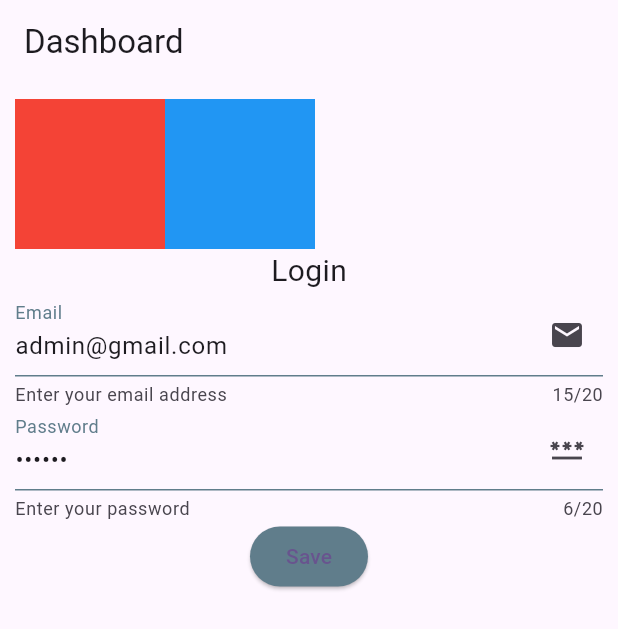
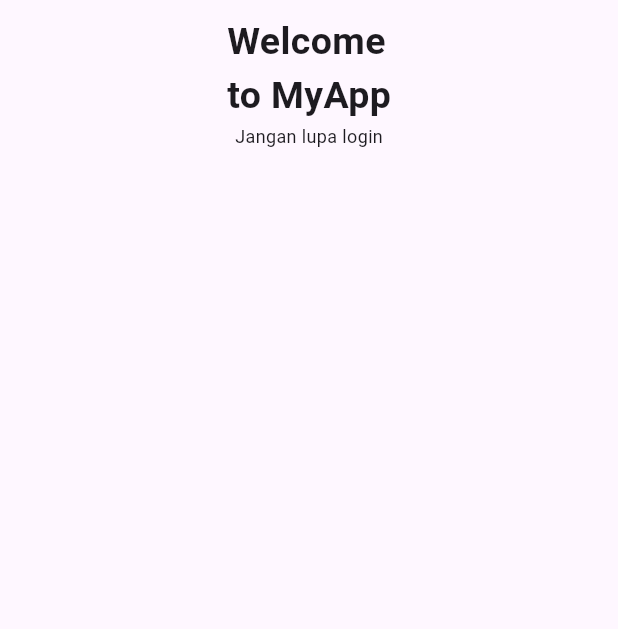
Before and after one commit to Avrians/S05_MobileProgramming, a Flutter app: the screen it shows after launch, on a phone screen of 412 x 824 dp. Shown: the top 629 px of the screen. Run offline on Flutter 3.47's test engine with Material 2 defaults, Android fonts, the phone set to English and light mode, and no system bars.

Commit message:
[Av][update 14.17

```diff
--- a/config.json
+++ b/config.json
@@ -1,5 +1,8 @@
 {
-    "modules": [],
+    "modules": [
+        "login",
+        "dashboard"
+    ],
     "module_directory_name": "module",
     "experimental_mode": false,
     "learning_mode": false,
--- a/lib/basic_widget/button_widget.dart
+++ b/lib/basic_widget/button_widget.dart
@@ -22,8 +22,10 @@
                   backgroundColor: Color.fromARGB(255, 255, 255, 255),
                 ),
                 onPressed: () {},
-                child: Text("Tombol Pertama",
-                style: TextStyle(),),
+                child: Text(
+                  "Tombol Pertama",
+                  style: TextStyle(),
+                ),
               ),
             ],
           ),
--- a/lib/basic_widget/scaffold_widget.dart
+++ b/lib/basic_widget/scaffold_widget.dart
@@ -49,7 +49,6 @@
                 height: 200.0,
                 fit: BoxFit.cover,
               ),
-
             ],
           ),
         ),
--- a/lib/main.dart
+++ b/lib/main.dart
@@ -1,8 +1,9 @@
+import 'package:mp_week4/core.dart';
 import 'package:flutter/material.dart';
 // import 'basic_widget/button_widget.dart';
 // import 'basic_widget/scaffold_widget.dart';
-import 'basic_form/grid_widget.dart';
-import 'basic_form/row_widget.dart';
+// import 'basic_form/grid_widget.dart';
+// import 'basic_form/row_widget.dart';
 
 void main() {
   runApp(const MyApp());
@@ -16,12 +17,13 @@
   Widget build(BuildContext context) {
     return MaterialApp(
       debugShowCheckedModeBanner: false,
-      title: 'Flutter Demo',
+      title: 'Flutter Slicing',
+      navigatorKey: Get.navigatorKey,
       theme: ThemeData(
         colorScheme: ColorScheme.fromSeed(seedColor: Colors.deepPurple),
         useMaterial3: true,
       ),
-      home: const RowWidget(),
+      home: const LoginView(),
     );
   }
 }
--- /dev/null
+++ b/lib/module/login/controller/login_controller.dart
@@ -0,0 +1,20 @@
+import 'package:flutter/material.dart';
+import 'package:mp_week4/core.dart';
+import '../view/login_view.dart';
+
+class LoginController extends State<LoginView> {
+  static late LoginController instance;
+  late LoginView view;
+
+  @override
+  void initState() {
+    instance = this;
+    super.initState();
+  }
+
+  @override
+  void dispose() => super.dispose();
+
+  @override
+  Widget build(BuildContext context) => widget.build(context, this);
+}
--- /dev/null
+++ b/lib/module/login/view/login_view.dart
@@ -0,0 +1,49 @@
+import 'package:flutter/material.dart';
+import 'package:mp_week4/core.dart';
+import '../controller/login_controller.dart';
+
+class LoginView extends StatefulWidget {
+  const LoginView({Key? key}) : super(key: key);
+
+  Widget build(context, LoginController controller) {
+    controller.view = this;
+
+    return Scaffold(
+      body: SafeArea(
+        child: Container(
+          padding: const EdgeInsets.all(10.0),
+          child: Column(
+            children: const [
+              Row(
+                children: [
+                  Expanded(
+                    child: Column(
+                      children: [
+                        Text(
+                          "Welcome\nto MyApp",
+                          style: TextStyle(
+                            fontSize: 25.0,
+                            fontWeight: FontWeight.bold,
+                          ),
+                        ),
+                        Text(
+                          "Jangan lupa login",
+                          style: TextStyle(
+                            fontSize: 12.0,
+                          ),
+                        ),
+                      ],
+                    ),
+                  )
+                ],
+              )
+            ],
+          ),
+        ),
+      ),
+    );
+  }
+
+  @override
+  State<LoginView> createState() => LoginController();
+}
```
Also changed, not shown: lib/core.dart (added, +14 -0 lines), lib/module/dashboard/controller/dashboard_controller.dart (added, +20 -0 lines), lib/module/dashboard/view/dashboard_view.dart (added, +29 -0 lines), lib/state_util.dart (added, +49 -0 lines), 2 other files.
